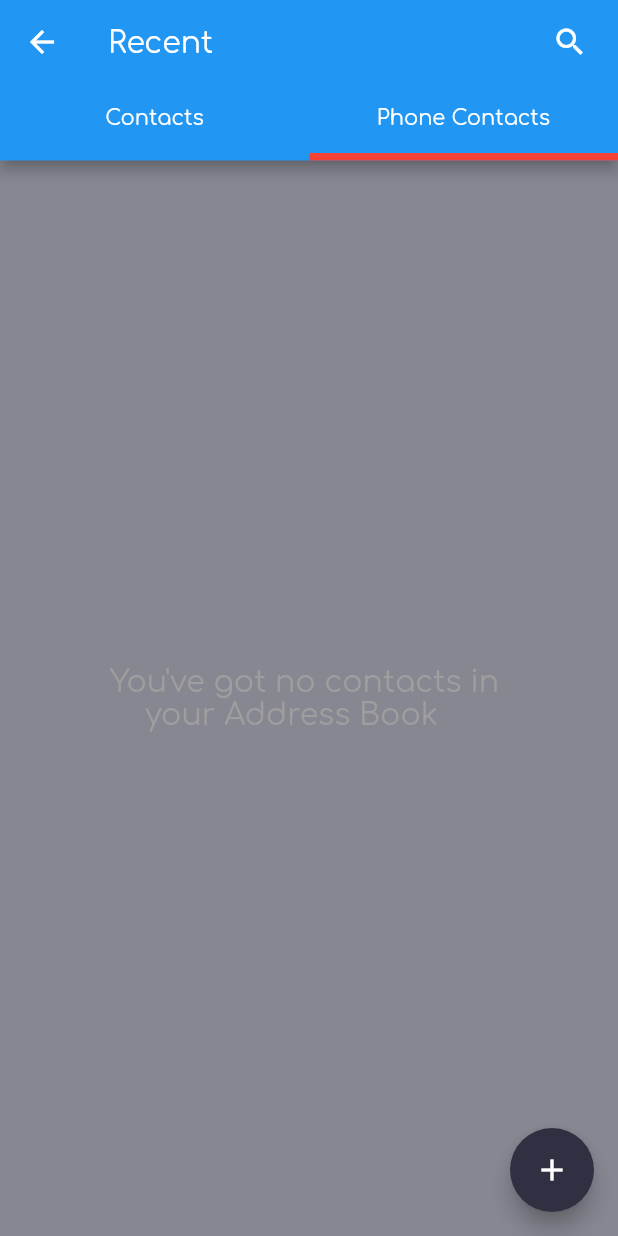
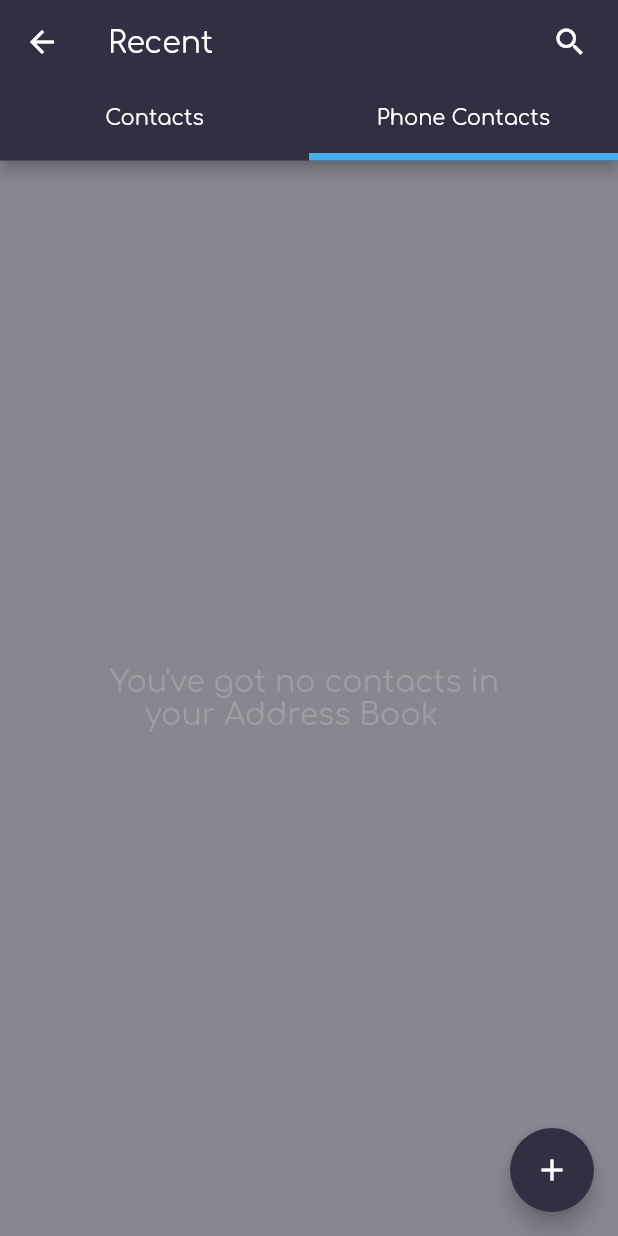
Before and after one commit to SunilPeter92/Viking_app, a Flutter app: the Contacts screen opened directly, tab 2 chosen, after a tap on the "add" icon, on a phone screen of 412 x 824 dp. Run offline on Flutter 3.47's test engine with Material 2 defaults, Android fonts, the phone set to English and light mode, and no system bars; our stand-ins replace contacts_service, flutter_switch, google_fonts, permission_handler; missing offline and left inert: flag, flex_color_picker.

Commit message:
Osama 24

```diff
--- a/lib/Ui Screen/Contacts.dart
+++ b/lib/Ui Screen/Contacts.dart
@@ -3,6 +3,7 @@ import 'package:viking/Animation/Slider.dart';
 import 'package:viking/Ui%20Screen/DialScreen.dart';
 import 'package:viking/Ui%20Screen/SearchContacts.dart';
 import 'package:viking/Ui Screen/ContactsPage.dart';
+import 'package:contacts_service/contacts_service.dart';
 
 class Contacts extends StatefulWidget {
   @override
@@ -16,10 +17,14 @@ class _ContactsState extends State<Contacts> {
       length: 2,
       child: Scaffold(
         appBar: AppBar(
-          bottom:
-              TabBar(indicatorWeight: 5.0, indicatorColor: Colors.red, tabs: [
+          backgroundColor: Theme.of(context).accentColor,
+          bottom: TabBar(
+              indicatorWeight: 5.0,
+              indicatorColor: Theme.of(context).cardColor,
+              tabs: [
                 Tab(
-              child: Text("Contacts", style: TextStyle(color: Colors.white)),
+                  child:
+                      Text("Contacts", style: TextStyle(color: Colors.white)),
                 ),
                 Tab(
                   child: Text(
@@ -79,7 +84,14 @@ class _ContactsState extends State<Contacts> {
           ],
         ),
         floatingActionButton: FloatingActionButton(
-          onPressed: () {},
+          onPressed: () async {
+            try {
+              Contact conatct = await ContactsService.openContactForm();
+              if (conatct != null) {}
+            } on FormOperationException catch (e) {
+              print(e.toString());
+            }
+          },
           child: Icon(
             Icons.add,
             color: Colors.white,
--- a/lib/Ui Screen/ContactsPage.dart
+++ b/lib/Ui Screen/ContactsPage.dart
@@ -9,75 +9,112 @@ class ContactsPage extends StatefulWidget {
 }
 
 class _ContactsPageState extends State<ContactsPage> {
+  List<Contact> _contacts = [];
   Future<PermissionStatus> _getPermission() async {
     final PermissionStatus permission = await Permission.contacts.status;
-    per = permission;
-    print(per);
-    if (permission != PermissionStatus.granted &&
-        permission != PermissionStatus.denied) {
+
+    if (permission == PermissionStatus.denied) {
       final Map<Permission, PermissionStatus> permissionStatus =
           await [Permission.contacts].request();
+      // print(permissionStatus);
       return permissionStatus[Permission.contacts] ?? PermissionStatus.denied;
     } else {
+      print("oooo");
       return permission;
+    }
+    return null;
+  }
+
+  Future<void> getContacts() async {
+    if (_contacts.length == 0) {
+      PermissionStatus p = await _getPermission();
+      if (p == PermissionStatus.granted) {
+        final List<Contact> contacts =
+            (await ContactsService.getContacts()).toList();
+
+        setState(() {
+          _contacts = contacts;
+        });
+        print(_contacts.length);
+      } else {
+        showDialog(
+            context: context,
+            builder: (BuildContext context) => AlertDialog(
+                  title: Text('Permissions error'),
+                  content: Text('Please enable contacts access '
+                      'permission in system settings'),
+                  actions: <Widget>[
+                    InkWell(
+                      child: Text('OK'),
+                      onTap: () => Navigator.of(context).pop(),
+                    ),
+                  ],
+                ));
+      }
+    } else {
+      return;
     }
   }
 
-  // Future<PermissionStatus> perm() async {
-  //   final PermissionStatus permission = await _getPermission();
-  //   per = permission;
-
-  //   return permission;
-  // }
-
-  PermissionStatus per;
-
-  Iterable<Contact> _contacts;
+  //Iterable<Contact> _contacts;
 
   @override
   void initState() {
-    _getPermission();
+    //_getPermission();
+
     getContacts();
+
+    // getContacts();
     super.initState();
-  }
-
-  Future<void> getContacts() async {
-    //Make sure we already have permissions for contacts when we get to this
-    //page, so we can just retrieve it
-    final Iterable<Contact> contacts = await ContactsService.getContacts();
-    setState(() {
-      _contacts = contacts;
-    });
   }
 
   @override
   Widget build(BuildContext context) {
+    double height = MediaQuery.of(context).size.height;
+    print(height.toString() + 'aa');
+
+    print(_contacts.length);
     return Scaffold(
-      // appBar: AppBar(
-      //   title: (Text('Contacts')),
-      // ),
-
-      body: _contacts != null
+      body: !_contacts.isEmpty
           //Build a list view of all contacts, displaying their avatar and
           // display name
           ? ListView.builder(
-              itemCount: _contacts?.length ?? 0,
+              itemCount: _contacts.length ?? 0,
               itemBuilder: (BuildContext context, int index) {
                 Contact contact = _contacts?.elementAt(index);
-                return ListTile(
-                  contentPadding:
-                      const EdgeInsets.symmetric(vertical: 2, horizontal: 18),
-                  leading: (contact.avatar != null && contact.avatar.isNotEmpty)
+                return Container(
+                  height: height * .11,
+                  //height: 80,
+                  child: Column(
+                    children: [
+                      InkWell(
+                        onTap: () {
+                          _popupDialog(context);
+                        },
+                        child: ListTile(
+                          contentPadding: const EdgeInsets.symmetric(
+                              vertical: 2, horizontal: 18),
+                          leading: (contact.avatar != null &&
+                                  contact.avatar.isNotEmpty)
                               ? CircleAvatar(
                                   backgroundImage: MemoryImage(contact.avatar),
                                 )
                               : CircleAvatar(
                                   child: Text(contact.initials()),
-                          backgroundColor: Theme.of(context).accentColor,
+                                  backgroundColor:
+                                      Theme.of(context).accentColor,
                                 ),
                           title: Text(contact.displayName ?? ''),
+
                           //This can be further expanded to showing contacts detail
                           // onPressed().
+                        ),
+                      ),
+                      Divider(
+                        color: Theme.of(context).cardColor,
+                      )
+                    ],
+                  ),
                 );
               },
             )
@@ -85,3 +122,32 @@ class _ContactsPageState extends State<ContactsPage> {
     );
   }
 }
+
+void _popupDialog(BuildContext context) {
+  showDialog(
+      context: context,
+      builder: (context) {
+        return AlertDialog(
+          title: Text('Alert Dialog !!!'),
+          // content: Text('Alert Dialog Body Goes Here  ..'),
+          actions: <Widget>[
+            IconButton(
+                onPressed: () => Navigator.of(context).pop(),
+                icon: Icon(
+                  Icons.phone,
+                  size: 30,
+                  color: Theme.of(context).cardColor,
+                )),
+            //  child: Text('OK')
+
+            IconButton(
+                onPressed: () => Navigator.of(context).pop(),
+                icon: Icon(
+                  Icons.message,
+                  size: 30,
+                  color: Theme.of(context).cardColor,
+                )),
+          ],
+        );
+      });
+}
--- a/lib/Ui Screen/DialScreen.dart
+++ b/lib/Ui Screen/DialScreen.dart
@@ -1,4 +1,5 @@
 import 'package:flutter/material.dart';
+import 'package:viking/Ui%20Screen/ContactsPage.dart';
 import 'CallScreen.dart';
 import '../Animation/Slider.dart';
 import 'InboxScreen.dart';
@@ -295,7 +296,10 @@ class _DialScreenState extends State<DialScreen> {
                   style: textStyle(context),
                 ),
                 onTap: () {
-                  Navigator.push(context, SlideRightRoute(page: Contacts()));
+                  Navigator.push(
+                      context,
+                      SlideRightRoute(
+                          page: Contacts())); //conatct krna hai yhan .
                 },
               ),
               Divider(
```
Lines whose indentation alone changed are shown as unchanged.
